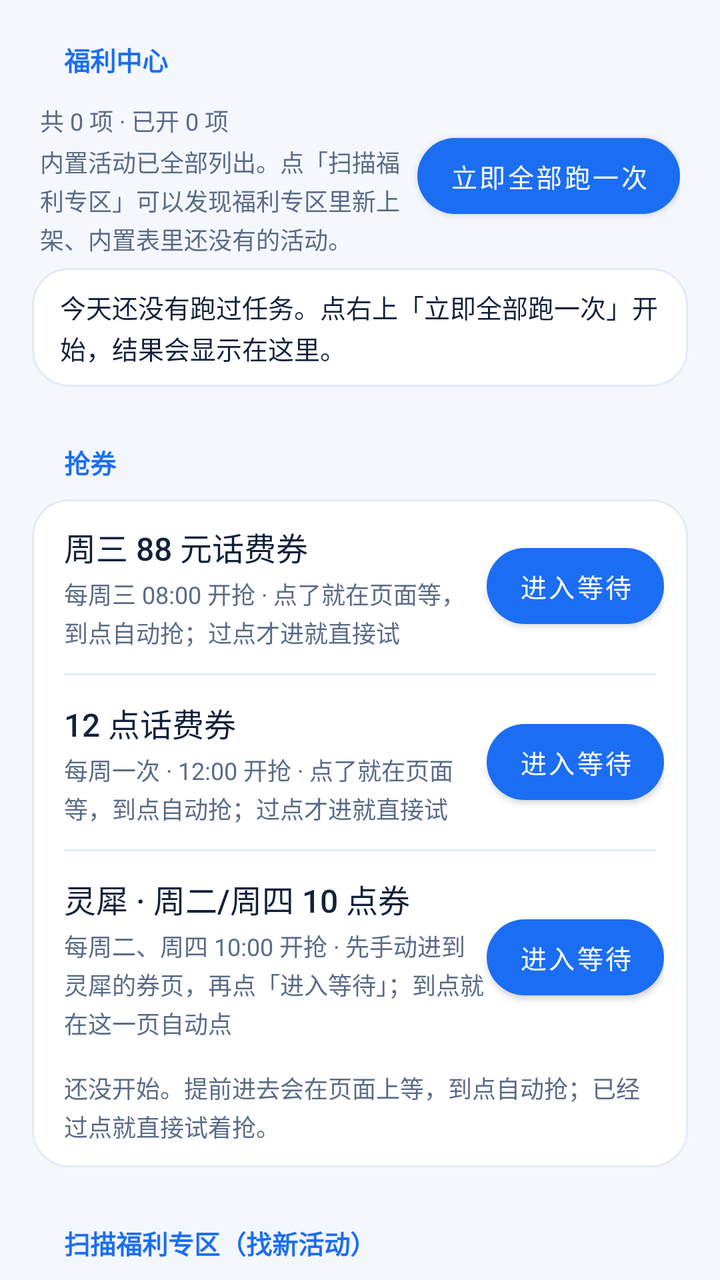
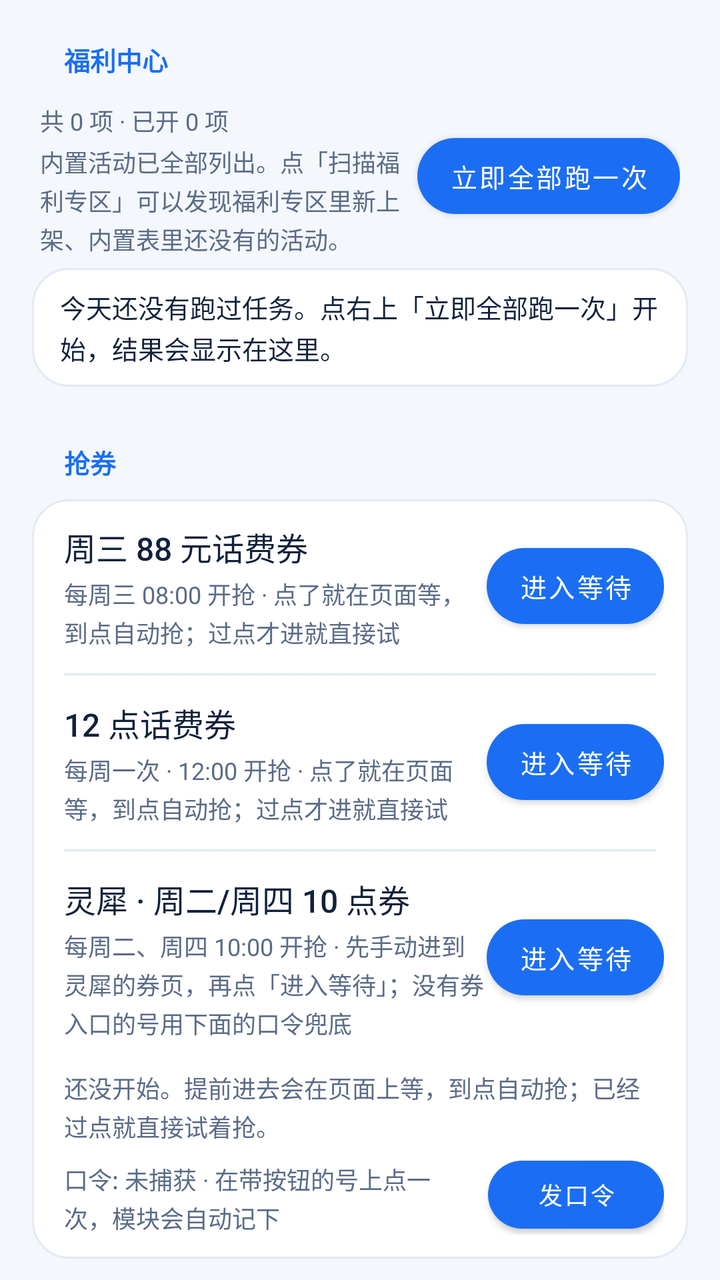

Compare the two renders of this Android layout. The source of the first and the diff that turns it into the second are given below.
<!-- AndroidManifest.xml: application theme Theme.CmccHook -->
<!-- res/layout/page_welfare.xml -->
<?xml version="1.0" encoding="utf-8"?>
<ScrollView xmlns:android="http://schemas.android.com/apk/res/android"
    xmlns:app="http://schemas.android.com/apk/res-auto"
    android:layout_width="match_parent"
    android:layout_height="match_parent"
    android:clipToPadding="false"
    android:fillViewport="true"
    android:scrollbars="none">

    <LinearLayout
        android:layout_width="match_parent"
        android:layout_height="wrap_content"
        android:orientation="vertical"
        android:paddingStart="16dp"
        android:paddingEnd="16dp"
        android:paddingBottom="24dp">

        <TextView
            style="@style/SectionTitle"
            android:layout_width="wrap_content"
            android:layout_height="wrap_content"
            android:text="@string/welfare_title" />

        
        <LinearLayout
            android:layout_width="match_parent"
            android:layout_height="wrap_content"
            android:gravity="center_vertical"
            android:orientation="horizontal"
            android:paddingStart="4dp"
            android:paddingEnd="4dp"
            android:paddingBottom="6dp">

            <LinearLayout
                android:layout_width="0dp"
                android:layout_height="wrap_content"
                android:layout_weight="1"
                android:orientation="vertical">

                <TextView
                    android:id="@+id/welfareSummary"
                    style="@style/RowDesc"
                    android:layout_width="match_parent"
                    android:layout_height="wrap_content"
                    android:text="@string/welfare_summary_placeholder" />

                <TextView
                    android:id="@+id/welfareAt"
                    style="@style/RowDesc"
                    android:layout_width="match_parent"
                    android:layout_height="wrap_content"
                    android:text="@string/welfare_never" />
            </LinearLayout>

            
            <com.google.android.material.button.MaterialButton
                android:id="@+id/btnWelfareRunAll"
                android:layout_width="wrap_content"
                android:layout_height="38dp"
                android:insetTop="0dp"
                android:insetBottom="0dp"
                android:text="@string/btn_all"
                android:textAllCaps="false"
                android:textColor="@color/on_primary"
                android:textSize="13sp"
                app:backgroundTint="@color/primary"
                app:cornerRadius="999dp"
                app:elevation="0dp" />
        </LinearLayout>

        
        <LinearLayout
            android:id="@+id/welfareResult"
            android:layout_width="match_parent"
            android:layout_height="wrap_content"
            android:layout_marginBottom="8dp"
            android:background="@drawable/bg_card"
            android:clickable="true"
            android:focusable="true"
            android:orientation="vertical"
            android:paddingStart="14dp"
            android:paddingTop="10dp"
            android:paddingEnd="14dp"
            android:paddingBottom="10dp">

            <TextView
                android:id="@+id/welfareResultLine"
                android:layout_width="match_parent"
                android:layout_height="wrap_content"
                android:lineSpacingExtra="2dp"
                android:text="@string/welfare_result_empty"
                android:textColor="@color/text_primary"
                android:textSize="13sp" />

            <TextView
                android:id="@+id/welfareResultHint"
                android:layout_width="match_parent"
                android:layout_height="wrap_content"
                android:layout_marginTop="4dp"
                android:gravity="end"
                android:text="@string/welfare_result_hint"
                android:textColor="@color/primary"
                android:textSize="11sp"
                android:visibility="gone" />
        </LinearLayout>

        
        <TextView
            style="@style/SectionTitle"
            android:layout_width="wrap_content"
            android:layout_height="wrap_content"
            android:text="@string/grab_title" />

        <LinearLayout
            style="@style/CardBox"
            android:layout_width="match_parent"
            android:layout_height="wrap_content">

            <LinearLayout
                android:layout_width="match_parent"
                android:layout_height="wrap_content"
                android:gravity="center_vertical"
                android:orientation="horizontal"
                android:paddingStart="16dp"
                android:paddingTop="12dp"
                android:paddingEnd="12dp"
                android:paddingBottom="12dp">

                <LinearLayout
                    android:layout_width="0dp"
                    android:layout_height="wrap_content"
                    android:layout_weight="1"
                    android:orientation="vertical">

                    <TextView
                        style="@style/RowTitle"
                        android:layout_width="match_parent"
                        android:layout_height="wrap_content"
                        android:text="@string/grab_wed" />

                    <TextView
                        style="@style/RowDesc"
                        android:layout_width="match_parent"
                        android:layout_height="wrap_content"
                        android:text="@string/grab_wed_desc" />
                </LinearLayout>

                <com.google.android.material.button.MaterialButton
                    android:id="@+id/btnGrabWed"
                    android:layout_width="wrap_content"
                    android:layout_height="38dp"
                    android:insetTop="0dp"
                    android:insetBottom="0dp"
                    android:text="@string/grab_enter"
                    android:textAllCaps="false"
                    android:textColor="@color/on_primary"
                    android:textSize="13sp"
                    app:backgroundTint="@color/primary"
                    app:cornerRadius="999dp"
                    app:elevation="0dp" />
            </LinearLayout>

            <View
                android:layout_width="match_parent"
                android:layout_height="1dp"
                android:layout_marginStart="16dp"
                android:layout_marginEnd="16dp"
                android:background="@color/divider" />

            <LinearLayout
                android:layout_width="match_parent"
                android:layout_height="wrap_content"
                android:gravity="center_vertical"
                android:orientation="horizontal"
                android:paddingStart="16dp"
                android:paddingTop="12dp"
                android:paddingEnd="12dp"
                android:paddingBottom="12dp">

                <LinearLayout
                    android:layout_width="0dp"
                    android:layout_height="wrap_content"
                    android:layout_weight="1"
                    android:orientation="vertical">

                    <TextView
                        style="@style/RowTitle"
                        android:layout_width="match_parent"
                        android:layout_height="wrap_content"
                        android:text="@string/grab_noon" />

                    <TextView
                        style="@style/RowDesc"
                        android:layout_width="match_parent"
                        android:layout_height="wrap_content"
                        android:text="@string/grab_noon_desc" />
                </LinearLayout>

                <com.google.android.material.button.MaterialButton
                    android:id="@+id/btnGrabNoon"
                    android:layout_width="wrap_content"
                    android:layout_height="38dp"
                    android:insetTop="0dp"
                    android:insetBottom="0dp"
                    android:text="@string/grab_enter"
                    android:textAllCaps="false"
                    android:textColor="@color/on_primary"
                    android:textSize="13sp"
                    app:backgroundTint="@color/primary"
                    app:cornerRadius="999dp"
                    app:elevation="0dp" />
            </LinearLayout>

            <View
                android:layout_width="match_parent"
                android:layout_height="1dp"
                android:layout_marginStart="16dp"
                android:layout_marginEnd="16dp"
                android:background="@color/divider" />

            <LinearLayout
                android:layout_width="match_parent"
                android:layout_height="wrap_content"
                android:gravity="center_vertical"
                android:orientation="horizontal"
                android:paddingStart="16dp"
                android:paddingTop="12dp"
                android:paddingEnd="12dp"
                android:paddingBottom="12dp">

                <LinearLayout
                    android:layout_width="0dp"
                    android:layout_height="wrap_content"
                    android:layout_weight="1"
                    android:orientation="vertical">

                    <TextView
                        style="@style/RowTitle"
                        android:layout_width="match_parent"
                        android:layout_height="wrap_content"
                        android:text="@string/grab_lingxi" />

                    <TextView
                        style="@style/RowDesc"
                        android:layout_width="match_parent"
                        android:layout_height="wrap_content"
                        android:text="@string/grab_lingxi_desc" />
                </LinearLayout>

                <com.google.android.material.button.MaterialButton
                    android:id="@+id/btnGrabLingxi"
                    android:layout_width="wrap_content"
                    android:layout_height="38dp"
                    android:insetTop="0dp"
                    android:insetBottom="0dp"
                    android:text="@string/grab_enter"
                    android:textAllCaps="false"
                    android:textColor="@color/on_primary"
                    android:textSize="13sp"
                    app:backgroundTint="@color/primary"
                    app:cornerRadius="999dp"
                    app:elevation="0dp" />
            </LinearLayout>

            <TextView
                android:id="@+id/grabStatus"
                style="@style/RowDesc"
                android:layout_width="match_parent"
                android:layout_height="wrap_content"
                android:paddingStart="16dp"
                android:paddingEnd="16dp"
                android:paddingBottom="12dp"
                android:text="@string/grab_idle" />
        </LinearLayout>

        <LinearLayout
            android:id="@+id/welfareList"
            android:layout_width="match_parent"
            android:layout_height="wrap_content"
            android:orientation="vertical" />

        <TextView
            style="@style/SectionTitle"
            android:layout_width="wrap_content"
            android:layout_height="wrap_content"
            android:layout_marginTop="8dp"
            android:text="@string/probe_title" />

        <LinearLayout
            style="@style/CardBox"
            android:layout_width="match_parent"
            android:layout_height="wrap_content"
            android:orientation="vertical">

            <TextView
                style="@style/RowDesc"
                android:layout_width="match_parent"
                android:layout_height="wrap_content"
                android:paddingStart="16dp"
                android:paddingTop="12dp"
                android:paddingEnd="16dp"
                android:paddingBottom="4dp"
                android:text="@string/probe_hint" />

            <TextView
                android:id="@+id/probeSummary"
                style="@style/RowDesc"
                android:layout_width="match_parent"
                android:layout_height="wrap_content"
                android:paddingStart="16dp"
                android:paddingTop="4dp"
                android:paddingEnd="16dp"
                android:paddingBottom="8dp"
                android:text="@string/probe_no_report" />

            <LinearLayout
                android:layout_width="match_parent"
                android:layout_height="wrap_content"
                android:gravity="end"
                android:orientation="horizontal"
                android:paddingStart="16dp"
                android:paddingEnd="16dp"
                android:paddingBottom="12dp">

                <com.google.android.material.button.MaterialButton
                    android:id="@+id/btnProbeExport"
                    style="@style/Widget.Material3.Button.TextButton"
                    android:layout_width="wrap_content"
                    android:layout_height="40dp"
                    android:insetTop="0dp"
                    android:insetBottom="0dp"
                    android:text="@string/probe_export"
                    android:textAllCaps="false"
                    android:textSize="13sp" />

                <com.google.android.material.button.MaterialButton
                    android:id="@+id/btnProbeStart"
                    android:layout_width="wrap_content"
                    android:layout_height="40dp"
                    android:layout_marginStart="8dp"
                    android:insetTop="0dp"
                    android:insetBottom="0dp"
                    android:text="@string/probe_start"
                    android:textAllCaps="false"
                    android:textColor="@color/on_primary"
                    android:textSize="13sp"
                    app:backgroundTint="@color/primary"
                    app:cornerRadius="999dp"
                    app:elevation="0dp" />
            </LinearLayout>
        </LinearLayout>
    </LinearLayout>
</ScrollView>
<!-- resources referenced by this layout -->
<resources>
  <color name="divider">#E2EAF5</color>
  <color name="on_primary">#FFFFFF</color>
  <color name="primary">#1B6EF3</color>
  <color name="text_primary">#12213B</color>
  <!-- drawable bg_card (drawable) -->
  <?xml version="1.0" encoding="utf-8"?>
  <shape xmlns:android="http://schemas.android.com/apk/res/android"
      android:shape="rectangle">
      <solid android:color="@color/container_low" />
      <stroke android:width="1dp" android:color="@color/divider" />
      <corners android:radius="18dp" />
  </shape>
  <string name="btn_all">立即全部跑一次</string>
  <string name="grab_enter">进入等待</string>
  <string name="grab_idle">还没开始。提前进去会在页面上等，到点自动抢；已经过点就直接试着抢。</string>
  <string name="grab_lingxi">灵犀 · 周二/周四 10 点券</string>
  <string name="grab_lingxi_desc">每周二、周四 10:00 开抢 · 先手动进到灵犀的券页，再点「进入等待」；到点就在这一页自动点</string>
  <string name="grab_noon">12 点话费券</string>
  <string name="grab_noon_desc">每周一次 · 12:00 开抢 · 点了就在页面等，到点自动抢；过点才进就直接试</string>
  <string name="grab_title">抢券</string>
  <string name="grab_wed">周三 88 元话费券</string>
  <string name="grab_wed_desc">每周三 08:00 开抢 · 点了就在页面等，到点自动抢；过点才进就直接试</string>
  <string name="probe_export">导出原始数据</string>
  <string name="probe_hint">这里扫的是福利专区首页，只管发现「内置表里还没有的新活动」，约 10～15 秒，全程不点活动、不跳转。想给某个活动写执行逻辑，去上面点那一行 →「采集这个活动」，采的是那一个页面内部的控件和接口。</string>
  <string name="probe_no_report">还没扫描过。点「扫描福利专区」可以查有没有新上架的活动。</string>
  <string name="probe_start">扫描福利专区</string>
  <string name="probe_title">扫描福利专区（找新活动）</string>
  <string name="welfare_never">内置活动已全部列出。点「扫描福利专区」可以发现福利专区里新上架、内置表里还没有的活动。</string>
  <string name="welfare_result_empty">今天还没有跑过任务。点右上「立即全部跑一次」开始，结果会显示在这里。</string>
  <string name="welfare_result_hint">点此查看任务明细 ›</string>
  <string name="welfare_summary_placeholder">共 0 项 · 已开 0 项</string>
  <string name="welfare_title">福利中心</string>
  <style name="CardBox">
          <item name="android:background">@drawable/bg_card</item>
          <item name="android:orientation">vertical</item>
      </style>
  <style name="RowDesc">
          <item name="android:textSize">12sp</item>
          <item name="android:textColor">@color/text_secondary</item>
          <item name="android:lineSpacingExtra">2dp</item>
          <item name="android:paddingTop">3dp</item>
      </style>
  <style name="RowTitle">
          <item name="android:textSize">16sp</item>
          <item name="android:fontFamily">sans-serif-medium</item>
          <item name="android:textColor">@color/text_primary</item>
      </style>
  <style name="SectionTitle">
          <item name="android:textSize">13sp</item>
          <item name="android:fontFamily">sans-serif-medium</item>
          <item name="android:textStyle">bold</item>
          <item name="android:textColor">@color/primary</item>
          <item name="android:paddingStart">16dp</item>
          <item name="android:paddingEnd">16dp</item>
          <item name="android:paddingTop">20dp</item>
          <item name="android:paddingBottom">9dp</item>
      </style>
  <color name="container_low">#FFFFFF</color>
  <color name="text_secondary">#5A6B87</color>
  <color name="primary_dark">#0B4FC4</color>
  <color name="surface">#FFFFFF</color>
  <color name="background">#F4F7FC</color>
  <color name="brand_start">#1B6EF3</color>
  <!-- unchanged entries left out for length: 1 -->
</resources>

<!-- the commit's change to res/layout/page_welfare.xml (unified diff, before → after) -->
@@ -269,8 +269,41 @@
                 android:layout_height="wrap_content"
                 android:paddingStart="16dp"
                 android:paddingEnd="16dp"
-                android:paddingBottom="12dp"
+                android:paddingBottom="6dp"
                 android:text="@string/grab_idle" />
+
+            <LinearLayout
+                android:layout_width="match_parent"
+                android:layout_height="wrap_content"
+                android:gravity="center_vertical"
+                android:orientation="horizontal"
+                android:paddingStart="16dp"
+                android:paddingEnd="12dp"
+                android:paddingBottom="12dp">
+
+                <TextView
+                    android:id="@+id/lingxiCmdState"
+                    style="@style/RowDesc"
+                    android:layout_width="0dp"
+                    android:layout_height="wrap_content"
+                    android:layout_weight="1"
+                    android:text="@string/lingxi_cmd_none" />
+
+                <com.google.android.material.button.MaterialButton
+                    android:id="@+id/btnLingxiSend"
+                    android:layout_width="wrap_content"
+                    android:layout_height="34dp"
+                    android:layout_marginStart="8dp"
+                    android:insetTop="0dp"
+                    android:insetBottom="0dp"
+                    android:text="@string/lingxi_send"
+                    android:textAllCaps="false"
+                    android:textColor="@color/on_primary"
+                    android:textSize="12sp"
+                    app:backgroundTint="@color/primary"
+                    app:cornerRadius="999dp"
+                    app:elevation="0dp" />
+            </LinearLayout>
         </LinearLayout>
 
         <LinearLayout
<!-- resource entries referenced after the edit -->
@@ -16,12 +16,14 @@
   <string name="grab_enter">进入等待</string>
   <string name="grab_idle">还没开始。提前进去会在页面上等，到点自动抢；已经过点就直接试着抢。</string>
   <string name="grab_lingxi">灵犀 · 周二/周四 10 点券</string>
-  <string name="grab_lingxi_desc">每周二、周四 10:00 开抢 · 先手动进到灵犀的券页，再点「进入等待」；到点就在这一页自动点</string>
+  <string name="grab_lingxi_desc">每周二、周四 10:00 开抢 · 先手动进到灵犀的券页，再点「进入等待」；没有券入口的号用下面的口令兜底</string>
   <string name="grab_noon">12 点话费券</string>
   <string name="grab_noon_desc">每周一次 · 12:00 开抢 · 点了就在页面等，到点自动抢；过点才进就直接试</string>
   <string name="grab_title">抢券</string>
   <string name="grab_wed">周三 88 元话费券</string>
   <string name="grab_wed_desc">每周三 08:00 开抢 · 点了就在页面等，到点自动抢；过点才进就直接试</string>
+  <string name="lingxi_cmd_none">口令: 未捕获 · 在带按钮的号上点一次，模块会自动记下</string>
+  <string name="lingxi_send">发口令</string>
   <string name="probe_export">导出原始数据</string>
   <string name="probe_hint">这里扫的是福利专区首页，只管发现「内置表里还没有的新活动」，约 10～15 秒，全程不点活动、不跳转。想给某个活动写执行逻辑，去上面点那一行 →「采集这个活动」，采的是那一个页面内部的控件和接口。</string>
   <string name="probe_no_report">还没扫描过。点「扫描福利专区」可以查有没有新上架的活动。</string>
